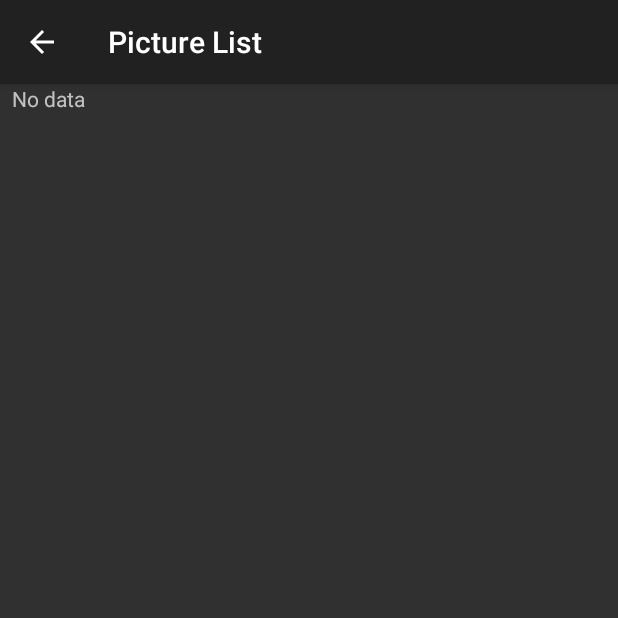
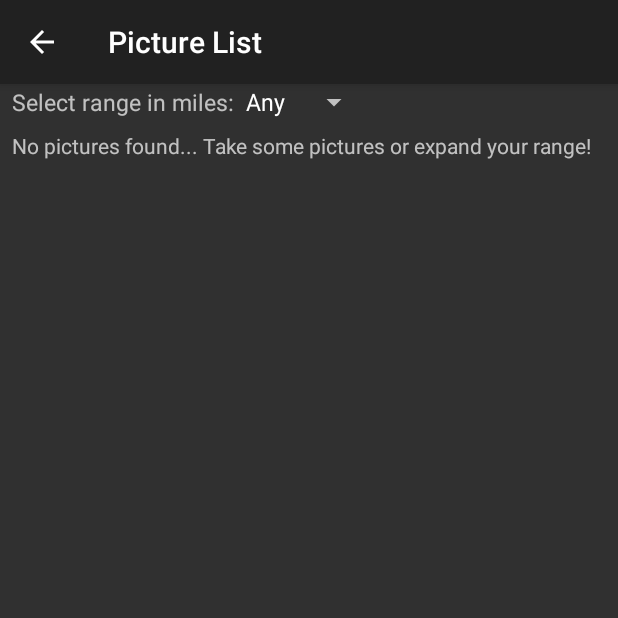
Before and after one commit to JohnReagan/i-spy-android, an Android app: the PictureList screen opened directly, with no data from a screen before it, on a phone screen of 412 x 824 dp, the top half of it. Run offline under Robolectric (Android 15) with nearby library versions, the phone set to English and light mode, and no system bars.

Commit message:
Distance Filtering
Allows pictures to be filtered based on distance from current location.

```diff
--- a/app/src/main/java/edu/virginia/cs/cs4720/ispy/DBHelper.java
+++ b/app/src/main/java/edu/virginia/cs/cs4720/ispy/DBHelper.java
@@ -76,28 +76,25 @@ public class DBHelper extends SQLiteOpenHelper {
         return res;
     }
 
-    public Cursor getPictures () {
-//    public ArrayList<SpyPicture> getPictures () {
-        //ArrayList<SpyPicture> pictureList = new ArrayList<SpyPicture>();
+//    public Cursor getPictures () {
+    public ArrayList<SpyPicture> getPictures () {
+        ArrayList<SpyPicture> pictures = new ArrayList<SpyPicture>();
 
         SQLiteDatabase db = this.getReadableDatabase();
         Cursor res = db.rawQuery("select * from pictures", null);
 
-        if (res != null) {
-            res.moveToFirst();
+        while (res.moveToNext()) {
+            SpyPicture pic = new SpyPicture(res.getInt(res.getColumnIndex(DBHelper.PICTURES_COLUMN_ID)),
+                    res.getString(res.getColumnIndex(DBHelper.PICTURES_COLUMN_PATH)),
+                    res.getString(res.getColumnIndex(DBHelper.PICTURES_COLUMN_COLOR)),
+                    res.getFloat(res.getColumnIndex(DBHelper.PICTURES_COLUMN_X)),
+                    res.getFloat(res.getColumnIndex(DBHelper.PICTURES_COLUMN_Y)),
+                    res.getDouble(res.getColumnIndex(DBHelper.PICTURES_COLUMN_LATITUDE)),
+                    res.getDouble(res.getColumnIndex(DBHelper.PICTURES_COLUMN_LONGITUDE)));
+
+            pictures.add(pic);
         }
-//        while (!res.isAfterLast()) {
-//            SpyPicture pic = new SpyPicture(res.getInt(res.getColumnIndex(DBHelper.PICTURES_COLUMN_ID)),
-//                    res.getString(res.getColumnIndex(DBHelper.PICTURES_COLUMN_PATH)),
-//                    res.getString(res.getColumnIndex(DBHelper.PICTURES_COLUMN_COLOR)),
-//                    res.getFloat(res.getColumnIndex(DBHelper.PICTURES_COLUMN_X)),
-//                    res.getFloat(res.getColumnIndex(DBHelper.PICTURES_COLUMN_Y)),
-//                    res.getDouble(res.getColumnIndex(DBHelper.PICTURES_COLUMN_LATITUDE)),
-//                    res.getDouble(res.getColumnIndex(DBHelper.PICTURES_COLUMN_LONGITUDE)));
-//
-//            pictureList.add(pic);
-//        }
 
-        return res;
+        return pictures;
     }
 }
--- a/app/src/main/java/edu/virginia/cs/cs4720/ispy/GuessActivity.java
+++ b/app/src/main/java/edu/virginia/cs/cs4720/ispy/GuessActivity.java
@@ -14,6 +14,7 @@ import android.widget.ImageView;
 import android.widget.TextView;
 import android.widget.Toast;
 
+
 /**
  * Created by john on 10/11/15.
  */
@@ -27,6 +28,7 @@ public class GuessActivity extends Activity {
         TextView guessText = (TextView)findViewById(R.id.guessText);
         guessText.setText(str);
     }
+
     @Override
     protected void onCreate(Bundle savedInstanceState) {
         super.onCreate(savedInstanceState);
@@ -35,7 +37,7 @@ public class GuessActivity extends Activity {
         myDb = new DBHelper(this);
         long id = intent.getLongExtra("id", -1L);
         final TextView textView = (TextView) findViewById(R.id.textView);
-//        textView.setText("ID: " + id);
+
         if (id == -1L) {
             textView.setText("Could not get id from intent.");
         } else {
--- a/app/src/main/java/edu/virginia/cs/cs4720/ispy/PictureList.java
+++ b/app/src/main/java/edu/virginia/cs/cs4720/ispy/PictureList.java
@@ -7,103 +7,147 @@ import android.graphics.Bitmap;
 import android.graphics.BitmapFactory;
 import android.os.Bundle;
 import android.os.Environment;
+import android.util.Log;
 import android.view.View;
+import android.widget.AdapterView;
 import android.widget.ArrayAdapter;
 import android.widget.ImageView;
 import android.widget.ListAdapter;
 import android.widget.ListView;
 import android.widget.SimpleCursorAdapter;
+import android.widget.Spinner;
 import android.widget.Toast;
 
 import java.io.File;
+import java.util.ArrayList;
 
 import edu.virginia.cs.cs4720.ispy.DBHelper;
 
 /**
  * Created by john on 9/29/15.
  */
-public class PictureList extends ListActivity{
+public class PictureList extends ListActivity implements AdapterView.OnItemSelectedListener {
     DBHelper myDb;
-    SimpleCursorAdapter dataAdapter;
+    SpyPictureAdapter myAdapter;
+    ArrayList<SpyPicture> pictures;
+    ArrayList<SpyPicture> filteredPictures;
+    GPS gps;
 
     @Override
     protected void onCreate(Bundle savedInstanceState){
         super.onCreate(savedInstanceState);
 
-        // We'll define a custom screen layout here (the one shown above), but
-        // typically, you could just use the standard ListActivity layout.
         setContentView(R.layout.activity_list);
+        Log.d("pictureList", "test startup");
 
-        // Query for all people contacts using the Contacts.People convenience class.
-        // Put a managed wrapper around the retrieved cursor so we don't have to worry about
-        // requerying or closing it as the activity changes state.
+        // set up spinner
+        Spinner spinner = (Spinner) findViewById(R.id.spinner);
+        // Create an ArrayAdapter using the string array and a default spinner layout
+        ArrayAdapter<CharSequence> adapter = ArrayAdapter.createFromResource(this,
+                R.array.spinner_array, android.R.layout.simple_spinner_item);
+        // Specify the layout to use when the list of choices appears
+        adapter.setDropDownViewResource(android.R.layout.simple_spinner_dropdown_item);
+        // Apply the adapter to the spinner
+        spinner.setAdapter(adapter);
+        // link up listener
+        spinner.setOnItemSelectedListener(this);
+
+        // populate list view
         myDb = new DBHelper(this);
+        filteredPictures = new ArrayList<SpyPicture>();
 
+        //get pictures from DB
+        pictures = myDb.getPictures();
 
-        displayList();
+        for (SpyPicture picture : pictures) {
+            filteredPictures.add(picture);
+        }
+
+        // attach adapter
+        myAdapter = new SpyPictureAdapter(this, R.layout.picture_card, filteredPictures);
+        setListAdapter(myAdapter);
+
+        gps = new GPS(this);
+
     }
 
-    private void displayList () {
-        Cursor cursor = myDb.getPictures();
-
-        //desired columns to be bound
-        String[] columns = new String[] {
-            DBHelper.PICTURES_COLUMN_ID,
-            DBHelper.PICTURES_COLUMN_PATH,
-            DBHelper.PICTURES_COLUMN_PATH,
-            DBHelper.PICTURES_COLUMN_COLOR,
-            DBHelper.PICTURES_COLUMN_LATITUDE,
-            DBHelper.PICTURES_COLUMN_LONGITUDE
-        };
-
-        //xml views data will bind to
-        int[] to = new int[] {
-                R.id.id,
-                R.id.image,
-                R.id.path,
-                R.id.color,
-                R.id.latitude,
-                R.id.longitude
-        };
-
-        // create the adapter using the cursor pointing to the desired data
-        //as well as the layout information
-        dataAdapter = new SimpleCursorAdapter (
-                this, R.layout.picture_card,
-                cursor,
-                columns,
-                to,
-                0);
-
-        dataAdapter.setViewBinder(new SimpleCursorAdapter.ViewBinder() {
-            public boolean setViewValue (View view, Cursor cursor, int columnIndex) {
-                if (view.getId() == R.id.image) {
-                    String path = cursor.getString(cursor.getColumnIndex(DBHelper.PICTURES_COLUMN_PATH));
-                    Bitmap bitmap = null;
-                    //Bitmap thumbnail = null;
-                    ImageView imageView = (ImageView) view;
-
-                    BitmapFactory.Options bmOptions = new BitmapFactory.Options();
-
-                    bitmap = BitmapFactory.decodeFile(path, bmOptions);
-                    bitmap = Bitmap.createScaledBitmap(bitmap,100,100,true);
-                    imageView.setImageBitmap(bitmap);
-
-                    return true;
-                }
-
-                return false;
-            }
-        });
-
-        setListAdapter(dataAdapter);
-    }
 
     @Override
     public void onListItemClick(ListView l, View v, int position, long id) {
         //Toast.makeText(getApplicationContext(), "ID: " + id, Toast.LENGTH_LONG).show();
         Intent i = new Intent(PictureList.this, GuessActivity.class);
-        i.putExtra("id", id);
+        long newId = pictures.get(position).getId();
+        i.putExtra("id", newId);
         startActivity(i);
     }
+
+    public void onItemSelected(AdapterView<?> parent, View view,
+                               int pos, long id) {
+        String option = (String) parent.getItemAtPosition(pos);
+        filterPictures(option);
+    }
+
+    public void onNothingSelected(AdapterView<?> parent) {
+        // Another interface callback
+    }
+
+    public void filterPictures(String option) {
+
+        Log.d("pictureList", "triggered filterPictures");
+        // use all pictures
+        if (option.equals("Any")) {
+            Log.d("pictureList", "option any");
+            filteredPictures.clear();
+            for (SpyPicture picture : pictures) {
+                filteredPictures.add(picture);
+            }
+            myAdapter.notifyDataSetChanged();
+        } else {
+            Log.d("pictureList", "option: " + option);
+            double miles = Double.parseDouble(option);
+            double latitude;
+            double longitude;
+
+            if (gps.canGetLocation()) {
+
+                latitude = gps.getLatitude();
+                longitude = gps.getLongitude();
+                // testing locations
+//                latitude = 38.0384711;
+//                longitude = -78.4896637;
+
+            } else {
+                gps.showSettingsAlert();
+                return;
+            }
+            filteredPictures.clear();
+            for (SpyPicture picture : pictures) {
+                double distance = distance(latitude, longitude, picture.getLatitude(), picture.getLongitude());
+                if (distance <= miles) {
+                    Log.d("pictureList", "distance checks out: " + distance);
+                    filteredPictures.add(picture);
+                }
+            }
+            myAdapter.notifyDataSetChanged();
+        }
+    }
+
+    // gets the distance between two gps coordinates in miles
+    public double distance(double lat1, double lon1, double lat2, double lon2) {
+        double theta = lon1 - lon2;
+        double dist = Math.sin(deg2rad(lat1)) * Math.sin(deg2rad(lat2)) + Math.cos(deg2rad(lat1)) * Math.cos(deg2rad(lat2)) * Math.cos(deg2rad(theta));
+        dist = Math.acos(dist);
+        dist = rad2deg(dist);
+        dist = dist * 60 * 1.1515;
+        return (dist);
+    }
+
+    private double deg2rad(double deg) {
+        return (deg * Math.PI / 180.0);
+    }
+
+    private double rad2deg(double rad) {
+        return (rad * 180.0 / Math.PI);
+    }
+
 }
--- a/app/src/main/res/layout/activity_list.xml
+++ b/app/src/main/res/layout/activity_list.xml
@@ -1,19 +1,42 @@
 <?xml version="1.0" encoding="utf-8"?>
-<LinearLayout xmlns:android="http://schemas.android.com/apk/res/android"
+<RelativeLayout xmlns:android="http://schemas.android.com/apk/res/android"
     android:orientation="vertical"
     android:layout_width="match_parent"
     android:layout_height="match_parent"
     android:paddingLeft="8dp"
     android:paddingRight="8dp">
 
+    <LinearLayout
+        android:id="@+id/controls"
+        android:layout_width="match_parent"
+        android:layout_height="wrap_content"
+        android:orientation="horizontal"
+        android:layout_alignParentTop="true"
+        android:layout_alignParentLeft="true">
+        <TextView
+            android:id="@+id/spinnerLabel"
+            android:layout_width="wrap_content"
+            android:layout_height="wrap_content"
+            android:text="Select range in miles:"
+            android:textSize="15sp"
+            android:layout_marginBottom="10dp"/>
+        <Spinner
+            android:id="@+id/spinner"
+            android:layout_width="wrap_content"
+            android:layout_height="wrap_content"
+            />
+    </LinearLayout>
+
+
     <ListView android:id="@android:id/list"
         android:layout_width="match_parent"
         android:layout_height="match_parent"
-        android:layout_weight="1"
-        android:drawSelectorOnTop="false"/>
+        android:drawSelectorOnTop="false"
+        android:layout_below="@+id/controls"/>
 
     <TextView android:id="@android:id/empty"
         android:layout_width="match_parent"
         android:layout_height="match_parent"
-        android:text="No data"/>
-</LinearLayout>
+        android:layout_below="@android:id/list"
+        android:text="No pictures found... Take some pictures or expand your range!"/>
+</RelativeLayout>
--- a/app/src/main/res/layout/picture_card.xml
+++ b/app/src/main/res/layout/picture_card.xml
@@ -6,8 +6,9 @@
         android:id="@+id/image"
         android:layout_width="100px"
         android:layout_height="100px"
-        android:layout_alignParentTop="true"
-        android:layout_alignParentLeft="true"/>
+        android:layout_centerVertical="true"
+        android:layout_alignParentLeft="true"
+        android:layout_marginRight="15dp"/>
 
     <!-- labels -->
     <TextView
--- a/app/src/main/res/values/strings.xml
+++ b/app/src/main/res/values/strings.xml
@@ -11,4 +11,12 @@
     <string name="title_activity_android_custom_gallery">AndroidCustomGallery</string>
     <string name="title_activity_picture_list">Picture List</string>
     <string name="title_activity_guess">Guess Activity</string>
+
+    <string-array name="spinner_array">
+        <item>Any</item>
+        <item>1</item>
+        <item>5</item>
+        <item>10</item>
+    </string-array>
+
 </resources>
```
Also changed, not shown: app/src/main/java/edu/virginia/cs/cs4720/ispy/SpyPictureAdapter.java (added, +99 -0 lines), app/src/main/res/layout/activity_guess.xml (+0 -7 lines).
